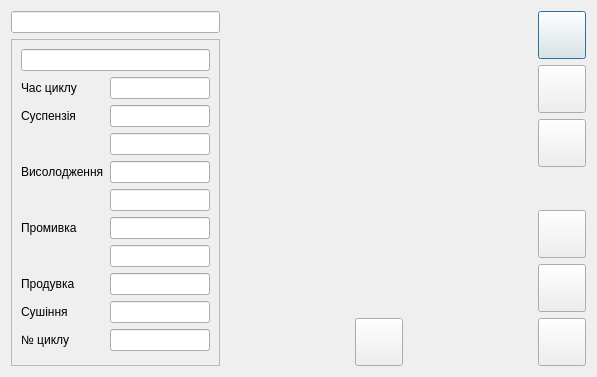
vanessaorgua/Linovitsa, file kf-1000/scada/kfpanel.ui: the form before one commit.
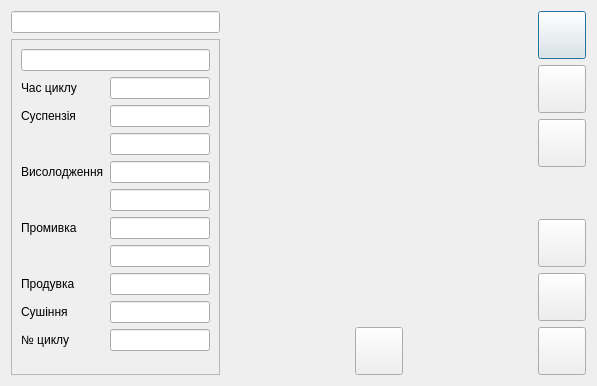
The form after the commit. Icons and pictures are not drawn.

Patch:
```diff
--- a/kf-1000/scada/kfpanel.ui
+++ b/kf-1000/scada/kfpanel.ui
@@ -7,7 +7,7 @@
     <x>0</x>
     <y>0</y>
     <width>597</width>
-    <height>361</height>
+    <height>380</height>
    </rect>
   </property>
   <property name="windowTitle">
@@ -417,13 +417,13 @@
      <property name="minimumSize">
       <size>
        <width>306</width>
-       <height>301</height>
+       <height>310</height>
       </size>
      </property>
      <property name="maximumSize">
       <size>
        <width>306</width>
-       <height>301</height>
+       <height>310</height>
       </size>
      </property>
     </widget>
```
Left out of the diff: 3 changed lines with no effect on the pictures.
